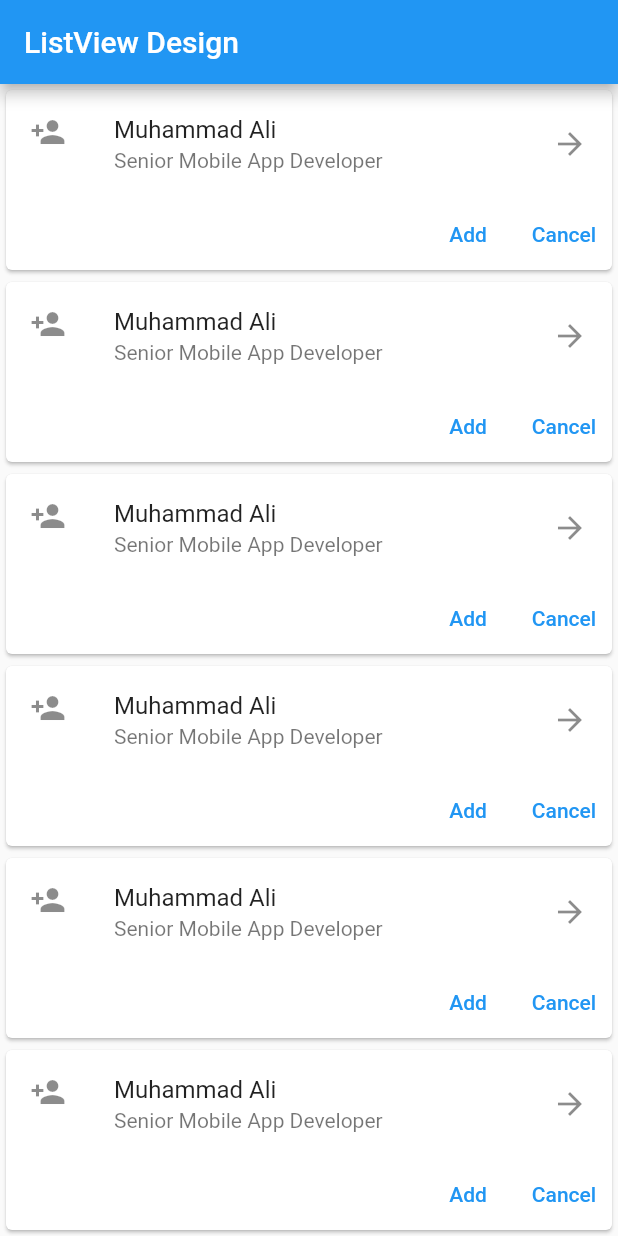
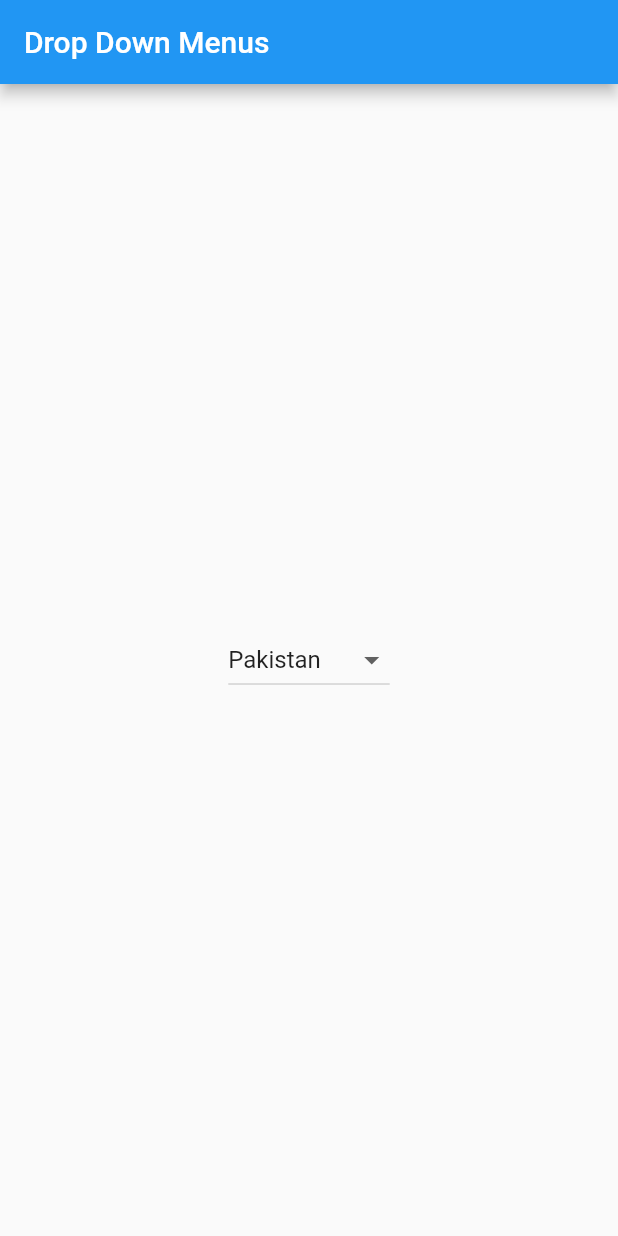
Before and after one commit to imafzalakram/flutter_demos, a Flutter app: the screen it shows after launch, on a phone screen of 412 x 824 dp. Run offline on Flutter 3.47's test engine with Material 2 defaults, Android fonts, the phone set to English and light mode, and no system bars.

Commit message:
Complete source code DropDown Menus

```diff
--- a/lib/main.dart
+++ b/lib/main.dart
@@ -1,51 +1,44 @@
 import 'package:flutter/material.dart';
 
+
 void main() {
-  runApp(
-    MaterialApp(
-      home: Scaffold(
-        appBar: AppBar(
-          title: Text("ListView Design"),
-        ),
-        body: ListViewDesign(),
-      ),
-    ),
-  );
+  runApp(DDMenu());
 }
 
 
-class ListViewDesign extends StatelessWidget {
+class DDMenu extends StatefulWidget {
+
+  @override
+  State<DDMenu> createState() => _DDMenuState();
+}
+
+class _DDMenuState extends State<DDMenu> {
+  List<String> list = ["Pakistan", "India", "Bangladesh"];
+  String? selectedCountry = "Pakistan";
+
   @override
   Widget build(BuildContext context) {
-    return ListView.builder(
-      itemCount: 30,
-      itemBuilder: (BuildContext context, int index) {
-        return Card(
-          child: Container(
-            child: Column(
-              children: [
-                ListTile(
-                  title: Text("Muhammad Ali"),
-                  subtitle: Text("Senior Mobile App Developer"),
-                  leading: Icon(Icons.person_add),
-                  trailing: Icon(Icons.arrow_forward),
-                  onTap: () {},
-                ),
+    return MaterialApp(
+      home: Scaffold(
+        appBar: AppBar(title: Text("Drop Down Menus"),),
+        body: Center(
+          child: DropdownButton<String>(
+              value: selectedCountry,
+              items: list.map<DropdownMenuItem<String>>((v) {
+                return DropdownMenuItem<String>(
+                  child: Text(v),
+                  value: v,
+                );
+              }).toList(),
 
-                Container(
-                  child: Row(
-                    mainAxisAlignment: MainAxisAlignment.end,
-                    children: [
-                      TextButton(onPressed: () {}, child: Text("Add")),
-                      TextButton(onPressed: () {}, child: Text("Cancel")),
-                    ],
-                  ),
-                )
-              ],
-            ),
+              onChanged: ( newCountry){
+                setState((){
+                  selectedCountry=newCountry;
+                });
+              }
           ),
-        );
-      },
+        ),
+      ),
     );
   }
 }
```
